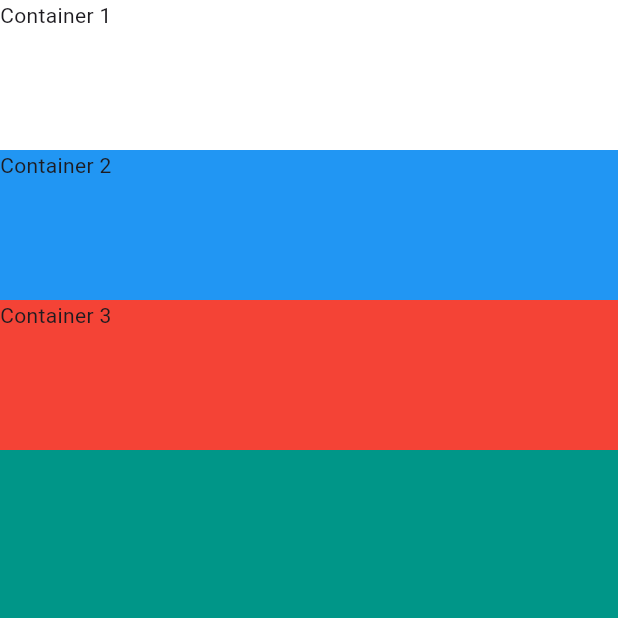
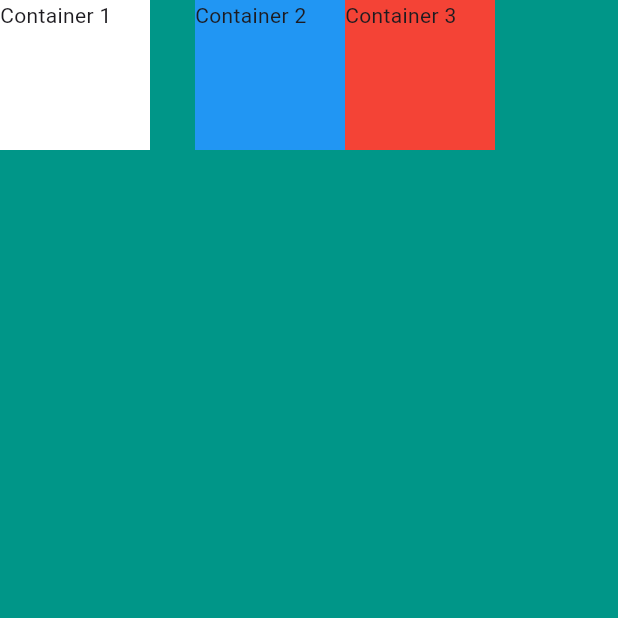
Before and after one commit to shalom-geek-ng/myfirst_mi_card_flutter, a Flutter app: the screen it shows after launch, on a phone screen of 412 x 824 dp, the top half of it. Run offline on Flutter 3.47's test engine with Material 3 defaults, Android fonts, the phone set to English and light mode, and no system bars.

Commit message:
new update

```diff
--- a/lib/main.dart
+++ b/lib/main.dart
@@ -17,11 +17,11 @@ class MyApp extends StatelessWidget {
         backgroundColor: Colors.teal,
         body:
         SafeArea(
-          child: Column(
+          child: Row(
            // mainAxisSize: MainAxisSize.min,
             // verticalDirection: VerticalDirection.up,
             //  mainAxisAlignment: MainAxisAlignment.spaceBetween,
-           crossAxisAlignment: CrossAxisAlignment.stretch,
+           // crossAxisAlignment: CrossAxisAlignment.stretch,
             children: [
             Container(
             color: Colors.white,
@@ -29,6 +29,10 @@ class MyApp extends StatelessWidget {
             height: 100.0,
             child: Text("Container 1"),
             ),
+
+              SizedBox(
+                width: 30.0,
+              ),
               Container(
                 width: 100.0,
                 height: 100,
```
